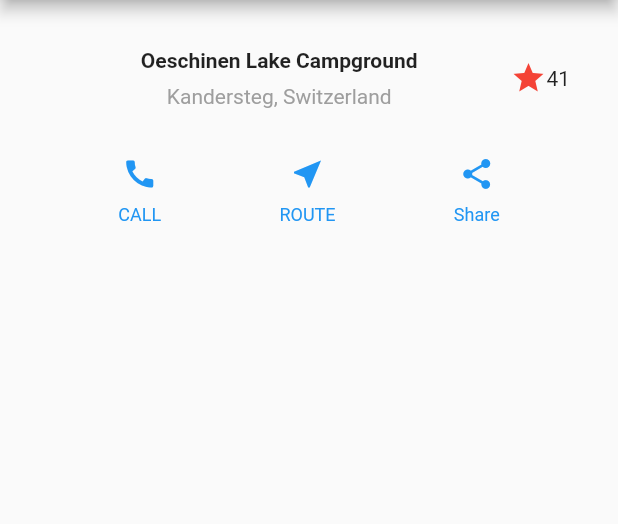
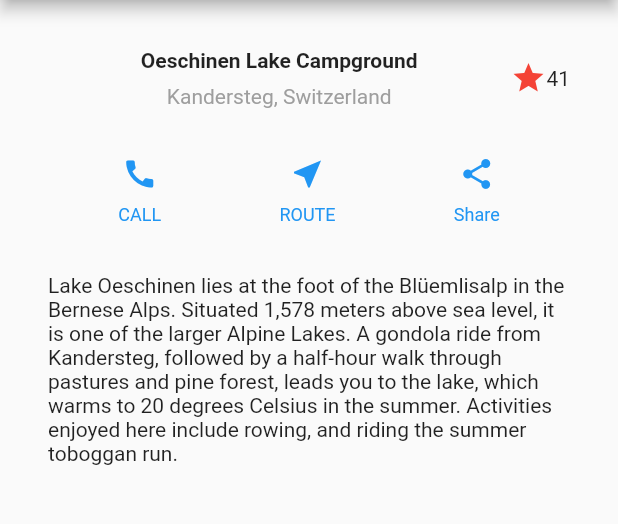
Before and after one commit to hurelhuu/class_app, a Flutter app: the screen it shows after launch, on a phone screen of 412 x 824 dp, the part 84-608 px from its top. Run offline on Flutter 3.47's test engine with Material 2 defaults, Android fonts, the phone set to English and light mode, and no system bars.

Commit message:
Flutter toturial

```diff
--- a/lib/main.dart
+++ b/lib/main.dart
@@ -16,19 +16,75 @@ class MyApp extends StatelessWidget {
           title: const Text('Flutter layout demo'),
         ),
         body: Column(
-          children: [
+          children:const [
             TitleRow(),
-            Row(
-              mainAxisAlignment: MainAxisAlignment.spaceEvenly,
-              children: [
-                ButtonColumn1(),
-                ButtonColumn2(),
-                ButtonColumn3(),
-              ],
-            ),
+            ButtonRow(),
+            TextSection()
           ],
         ),
       ),
+    );
+  }
+}
+
+class TextSection extends StatelessWidget {
+  const TextSection({
+    Key? key,
+  }) : super(key: key);
+
+  @override
+  Widget build(BuildContext context) {
+    return Padding(
+      padding: EdgeInsets.all(32),
+      child: TextRow(),
+    );
+  }
+}
+
+class TextRow extends StatelessWidget {
+  const TextRow({
+    Key? key,
+  }) : super(key: key);
+
+  @override
+  Widget build(BuildContext context) {
+    return Text(
+      'Lake Oeschinen lies at the foot of the Blüemlisalp in the Bernese '
+      'Alps. Situated 1,578 meters above sea level, it is one of the '
+      'larger Alpine Lakes. A gondola ride from Kandersteg, followed by a '
+      'half-hour walk through pastures and pine forest, leads you to the '
+      'lake, which warms to 20 degrees Celsius in the summer. Activities '
+      'enjoyed here include rowing, and riding the summer toboggan run.',
+      softWrap: true,
+    );
+  }
+}
+
+class ButtonRow extends StatelessWidget {
+  const ButtonRow({
+    Key? key,
+  }) : super(key: key);
+
+  @override
+  Widget build(BuildContext context) {
+    return Buttonrow();
+  }
+}
+
+class Buttonrow extends StatelessWidget {
+  const Buttonrow({
+    Key? key,
+  }) : super(key: key);
+
+  @override
+  Widget build(BuildContext context) {
+    return Row(
+      mainAxisAlignment: MainAxisAlignment.spaceEvenly,
+      children: [
+        ButtonColumn1(),
+        ButtonColumn2(),
+        ButtonColumn3(),
+      ],
     );
   }
 }
```
Also changed, not shown: pubspec.yaml (+7 -63 lines), images/lake.jpg (added).
